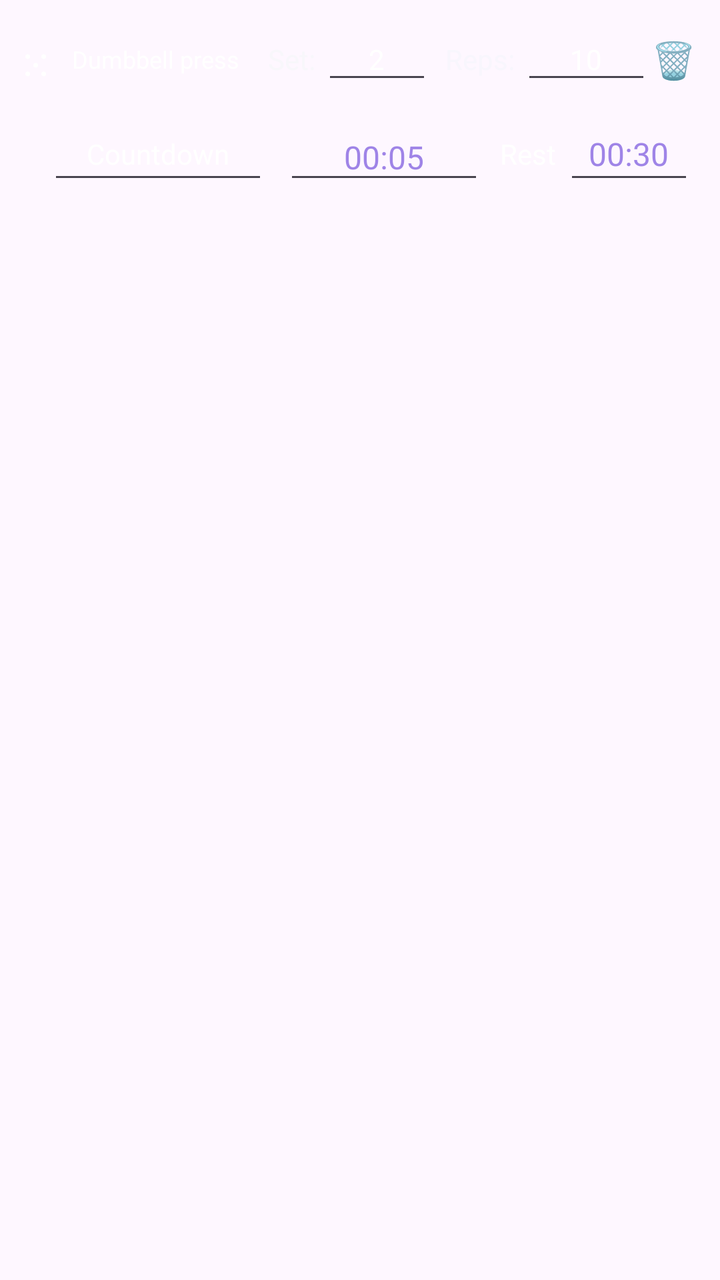
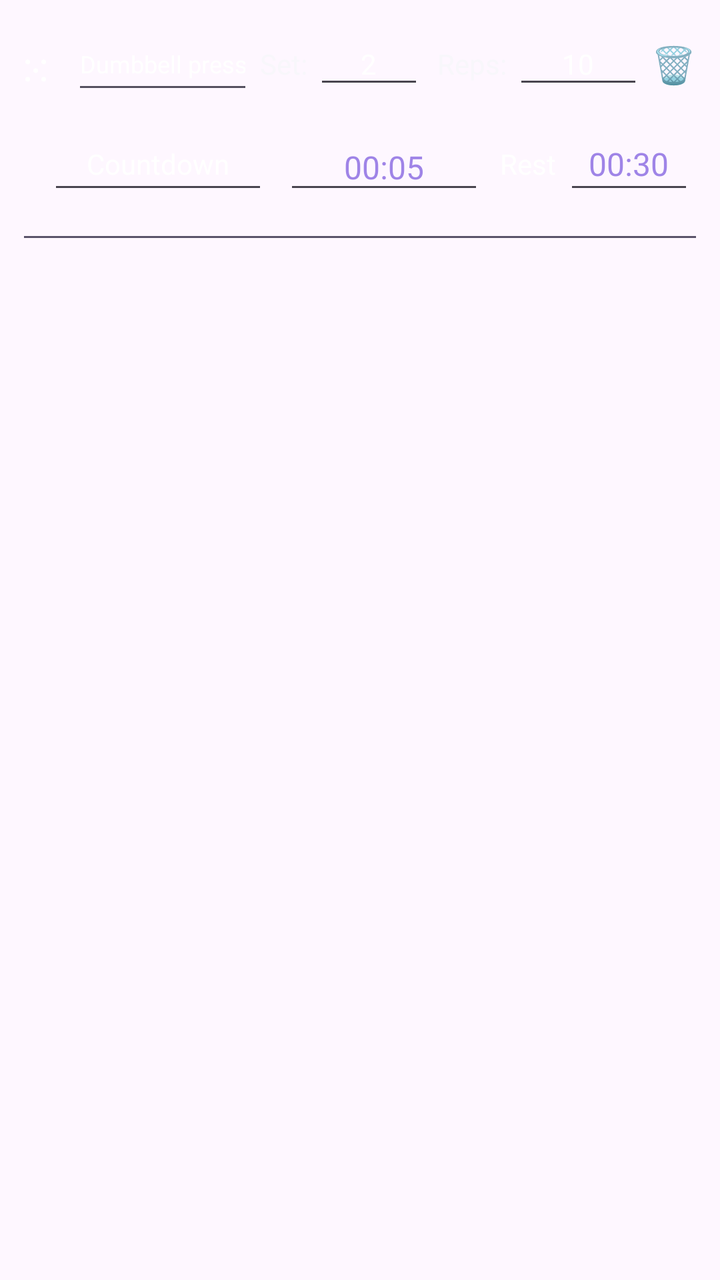

Screens rendered from an Android XML layout before and after an edit, with the pre-edit source and the edit as a unified diff.
<!-- AndroidManifest.xml: application theme Theme.DayFlow -->
<!-- res/layout/exercise_item.xml -->
<?xml version="1.0" encoding="utf-8"?>
<androidx.constraintlayout.widget.ConstraintLayout xmlns:android="http://schemas.android.com/apk/res/android"
    android:layout_width="match_parent"
    android:layout_height="match_parent">

    <LinearLayout
        xmlns:android="http://schemas.android.com/apk/res/android"
        android:layout_width="match_parent"
        android:layout_height="wrap_content"
        android:orientation="vertical"
        android:padding="12dp">

        
        <LinearLayout
            android:layout_width="match_parent"
            android:layout_height="wrap_content"
            android:gravity="center_vertical"
            android:orientation="horizontal">

            
            <TextView
                android:id="@+id/dragExercise"
                android:layout_width="24dp"
                android:layout_height="wrap_content"
                android:text="⁙"
                android:textColor="#FFFFFF"
                android:textSize="22sp" />

            
            <TextView
                android:id="@+id/exerciseName"
                android:layout_width="0dp"
                android:layout_height="wrap_content"
                android:layout_weight="1"
                android:text="Dumbbell press"
                android:textColor="#FFFFFF"
                android:textSize="12sp" />

            
            <TextView
                android:id="@+id/setLabel"
                android:layout_width="wrap_content"
                android:layout_height="wrap_content"
                android:text=" Set: "
                android:textColor="#F8F7FB"
                android:textSize="14sp" />

            
            <AutoCompleteTextView
                android:id="@+id/setInput"
                android:layout_width="55dp"
                android:layout_height="35dp"
                android:gravity="center"
                android:inputType="number"
                android:padding="0dp"
                android:text="2"
                android:textColor="#FFFFFF"
                android:textSize="14sp" />

            
            <TextView
                android:id="@+id/repsLabel"
                android:layout_width="wrap_content"
                android:layout_height="wrap_content"
                android:text="  Reps: "
                android:textColor="#F8F6FD"
                android:textSize="14sp" />

            
            <AutoCompleteTextView
                android:id="@+id/repsInput"
                android:layout_width="65dp"
                android:layout_height="35dp"
                android:gravity="center"
                android:inputType="number"
                android:padding="0dp"
                android:text="10"
                android:textColor="#FFFFFF"
                android:textSize="14sp" />

            
            <TextView
                android:id="@+id/deleteTask"
                android:layout_width="wrap_content"
                android:layout_height="wrap_content"
                android:text="🗑"
                android:textSize="18sp" />

        </LinearLayout>


        
        <LinearLayout
            android:layout_width="match_parent"
            android:layout_height="wrap_content"
            android:layout_marginTop="10dp"
            android:gravity="center_vertical"
            android:orientation="horizontal">

            
            <AutoCompleteTextView
                android:id="@+id/timerType"
                android:layout_width="110dp"
                android:layout_height="40dp"
                android:layout_marginStart="12dp"
                android:gravity="center"
                android:inputType="none"
                android:padding="0dp"
                android:text="Countdown"
                android:textColor="#FFFFFF"
                android:textSize="14sp" />

            
            <EditText
                android:id="@+id/timerValue"
                android:layout_width="100dp"
                android:layout_height="40dp"
                android:layout_marginStart="8dp"
                android:gravity="center"
                android:inputType="text"
                android:singleLine="true"
                android:text="00:05"
                android:textColor="#9F84E7"
                android:textSize="16sp" />

            
            <TextView
                android:id="@+id/restLabel"
                android:layout_width="wrap_content"
                android:layout_height="40dp"
                android:layout_marginStart="8dp"
                android:gravity="center"
                android:text="Rest"
                android:textColor="#FFFFFF"
                android:textSize="14sp" />

            
            <EditText
                android:id="@+id/restInput"
                android:layout_width="65dp"
                android:layout_height="40dp"
                android:layout_marginStart="4dp"
                android:gravity="center"
                android:inputType="time"
                android:padding="0dp"
                android:text="00:30"
                android:textColor="#9F84E7"
                android:textSize="16sp" />

        </LinearLayout>

    </LinearLayout>
</androidx.constraintlayout.widget.ConstraintLayout>
<!-- resources referenced by this layout -->
<resources>
  <style name="Theme.DayFlow" parent="Base.Theme.DayFlow" />
  <style name="Base.Theme.DayFlow" parent="Theme.Material3.DayNight.NoActionBar">
          
          
      </style>
</resources>

<!-- the commit's change to res/layout/exercise_item.xml (unified diff, before → after) -->
@@ -1,10 +1,10 @@
 <?xml version="1.0" encoding="utf-8"?>
-<androidx.constraintlayout.widget.ConstraintLayout xmlns:android="http://schemas.android.com/apk/res/android"
+<androidx.constraintlayout.widget.ConstraintLayout
+    xmlns:android="http://schemas.android.com/apk/res/android"
     android:layout_width="match_parent"
-    android:layout_height="match_parent">
+    android:layout_height="wrap_content">
 
     <LinearLayout
-        xmlns:android="http://schemas.android.com/apk/res/android"
         android:layout_width="match_parent"
         android:layout_height="wrap_content"
         android:orientation="vertical"
@@ -27,13 +27,19 @@
                 android:textSize="22sp" />
 
             
-            <TextView
+            <EditText
                 android:id="@+id/exerciseName"
                 android:layout_width="0dp"
-                android:layout_height="wrap_content"
+                android:layout_height="40dp"
                 android:layout_weight="1"
+                android:backgroundTint="#55505F"
+                android:hint="Exercise name"
+                android:inputType="textCapSentences"
+                android:padding="4dp"
+                android:singleLine="true"
                 android:text="Dumbbell press"
                 android:textColor="#FFFFFF"
+                android:textColorHint="#777777"
                 android:textSize="12sp" />
 
             
@@ -63,7 +69,7 @@
                 android:layout_width="wrap_content"
                 android:layout_height="wrap_content"
                 android:text="  Reps: "
-                android:textColor="#F8F6FD"
+                android:textColor="#F8F7FB"
                 android:textSize="14sp" />
 
             
@@ -72,7 +78,7 @@
                 android:layout_width="65dp"
                 android:layout_height="35dp"
                 android:gravity="center"
-                android:inputType="number"
+                android:inputType="text"
                 android:padding="0dp"
                 android:text="10"
                 android:textColor="#FFFFFF"
@@ -83,6 +89,7 @@
                 android:id="@+id/deleteTask"
                 android:layout_width="wrap_content"
                 android:layout_height="wrap_content"
+                android:layout_marginStart="4dp"
                 android:text="🗑"
                 android:textSize="18sp" />
 
@@ -149,5 +156,14 @@
 
         </LinearLayout>
 
+
+        
+        <View
+            android:layout_width="match_parent"
+            android:layout_height="1dp"
+            android:layout_marginTop="16dp"
+            android:background="#5A536A" />
+
     </LinearLayout>
+
 </androidx.constraintlayout.widget.ConstraintLayout>
